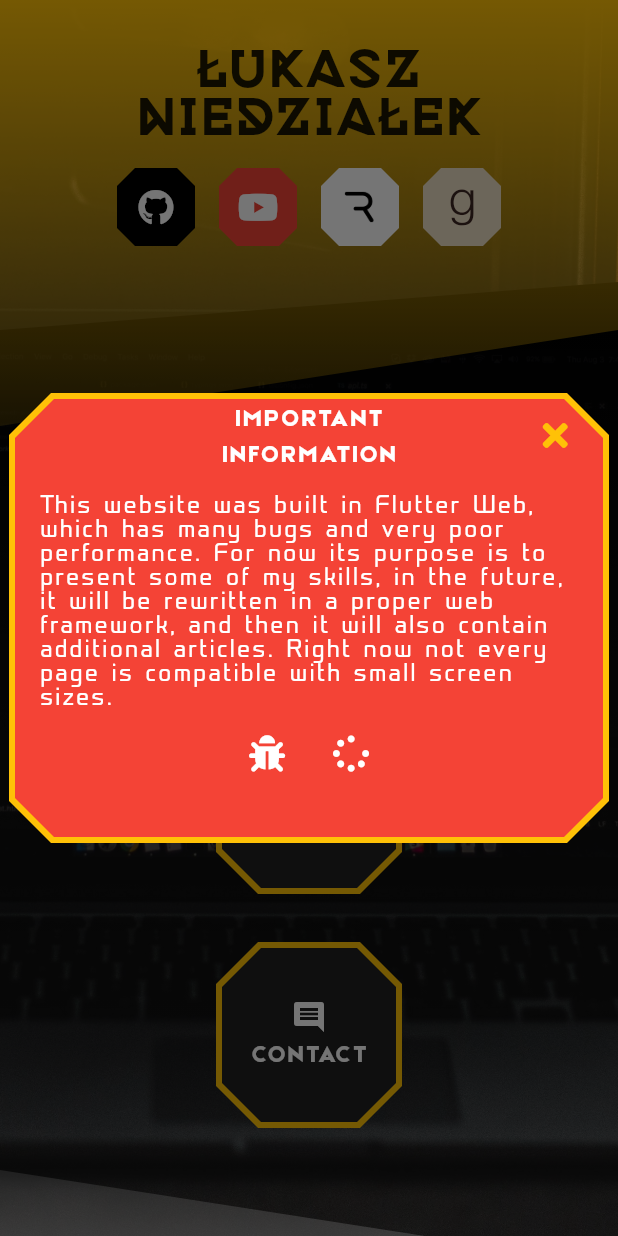
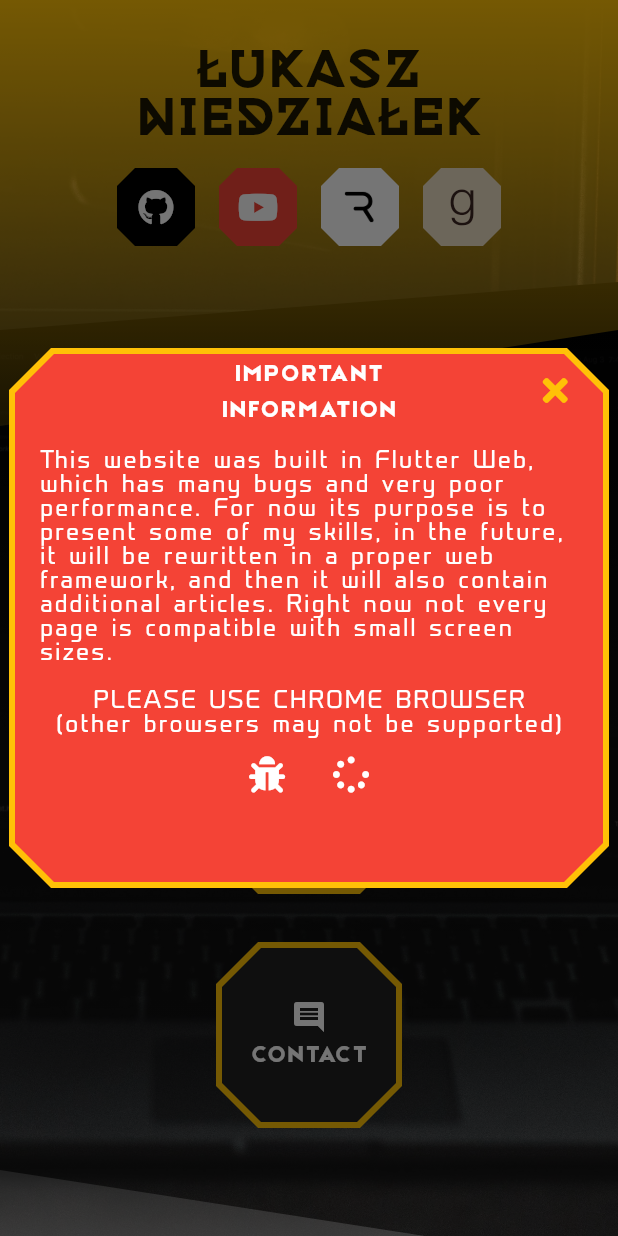
Before and after one commit to GenixPL/portfolio2, a Flutter app: the screen it shows after launch, on a phone screen of 412 x 824 dp. Run offline on Flutter 3.47's test engine with Material 2 defaults, Android fonts, the phone set to English and light mode, and no system bars; our stand-ins replace font_awesome_flutter; missing offline and left inert: dart:html, dart:js; statements that could not run were skipped.

Commit message:
Add another text

```diff
--- a/lib/ui/home/info_dialog.dart
+++ b/lib/ui/home/info_dialog.dart
@@ -6,7 +6,7 @@ import 'package:portfolio2/ui/common/edge_clip.dart';
 
 class InfoDialog extends StatelessWidget {
   final double w = 400;
-  final double h = 300;
+  final double h = 360;
 
   @override
   Widget build(BuildContext context) {
@@ -39,12 +39,21 @@ class InfoDialog extends StatelessWidget {
                             style: normalText.copyWith(color: Colors.white),
                           ),
                         ),
+                        Text(
+                          'PLEASE USE CHROME BROWSER',
+                          style: normalText.copyWith(color: Colors.white),
+                        ),
+	                      Text(
+                          '(other browsers may not be supported)',
+                          style: normalText.copyWith(color: Colors.white),
+                        ),
+                        SizedBox(height: 12),
                         Row(
-	                            mainAxisAlignment: MainAxisAlignment.center,
+                          mainAxisAlignment: MainAxisAlignment.center,
                           children: <Widget>[
                             Icon(FontAwesomeIcons.bug, color: Colors.white),
-	                              SizedBox(width: 32),
-	                              Icon(FontAwesomeIcons.spinner, color: Colors.white),
+                            SizedBox(width: 32),
+                            Icon(FontAwesomeIcons.spinner, color: Colors.white),
                           ],
                         ),
                       ],
```
